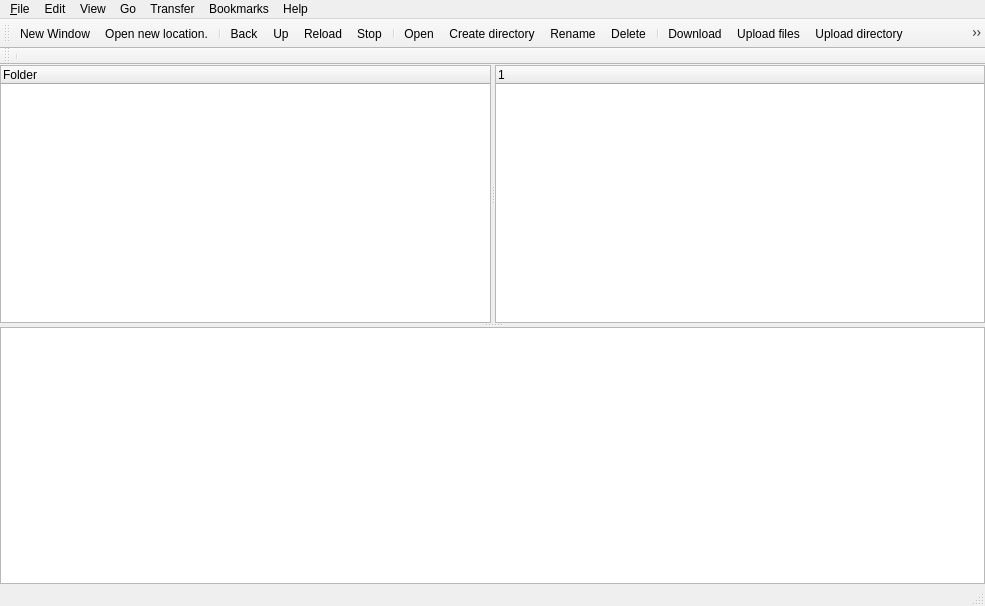
jonaslindemann/arc-gui-clients, file src/arcstorage-ui/arcstoragewindow.ui: the form before one commit.
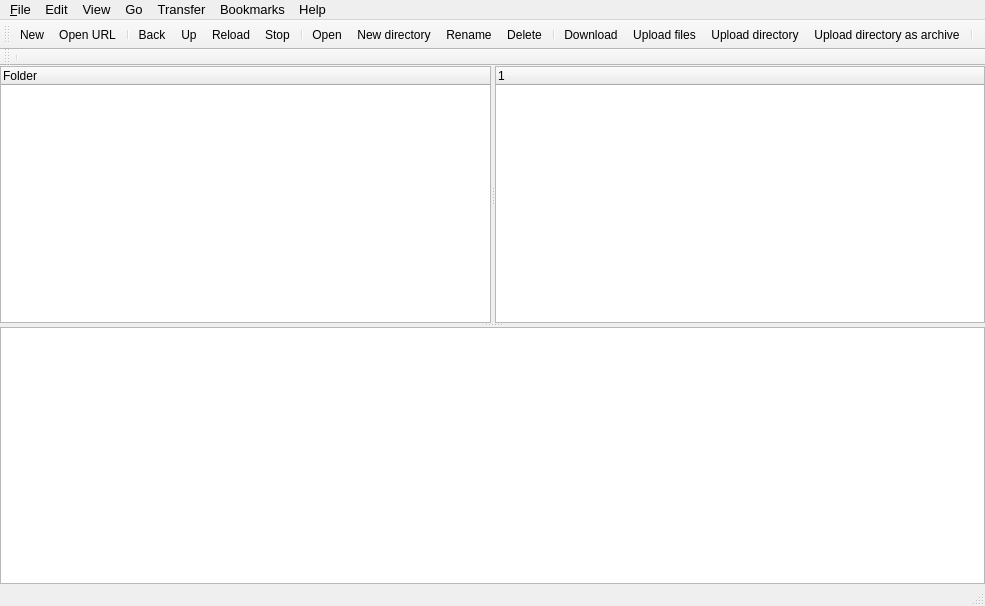
The form after the commit. Icons and pictures are not drawn. Custom widgets are drawn as their Qt base class.

Commit message: Fixed gsiftp support. UI-refresh. Renamed to SNIC Storage Explorer.

The edit to the form file:
```diff
--- a/src/arcstorage-ui/arcstoragewindow.ui
+++ b/src/arcstorage-ui/arcstoragewindow.ui
@@ -10,9 +10,18 @@
     <height>606</height>
    </rect>
   </property>
+  <property name="font">
+   <font>
+    <weight>50</weight>
+    <bold>false</bold>
+   </font>
+  </property>
   <property name="windowTitle">
    <string>Arc Storage Explorer</string>
   </property>
+  <property name="styleSheet">
+   <string notr="true">font-weight: 400</string>
+  </property>
   <widget class="QWidget" name="centralWidget">
    <property name="sizePolicy">
     <sizepolicy hsizetype="Preferred" vsizetype="Preferred">
@@ -88,6 +97,11 @@
           <height>16777215</height>
          </size>
         </property>
+        <property name="font">
+         <font>
+          <pointsize>10</pointsize>
+         </font>
+        </property>
         <property name="frameShape">
          <enum>QFrame::StyledPanel</enum>
         </property>
@@ -116,6 +130,11 @@
           <height>16777215</height>
          </size>
         </property>
+        <property name="font">
+         <font>
+          <pointsize>10</pointsize>
+         </font>
+        </property>
         <property name="frameShape">
          <enum>QFrame::StyledPanel</enum>
         </property>
@@ -186,9 +205,19 @@
      <x>0</x>
      <y>0</y>
      <width>985</width>
-     <height>26</height>
+     <height>22</height>
     </rect>
    </property>
+   <property name="font">
+    <font>
+     <pointsize>10</pointsize>
+     <weight>50</weight>
+     <bold>false</bold>
+    </font>
+   </property>
+   <property name="styleSheet">
+    <string notr="true"/>
+   </property>
    <widget class="QMenu" name="menu_File">
     <property name="title">
      <string>&amp;File</string>
@@ -266,8 +295,13 @@
      <verstretch>0</verstretch>
     </sizepolicy>
    </property>
+   <property name="font">
+    <font>
+     <pointsize>10</pointsize>
+    </font>
+   </property>
    <property name="toolButtonStyle">
-    <enum>Qt::ToolButtonIconOnly</enum>
+    <enum>Qt::ToolButtonTextUnderIcon</enum>
    </property>
    <attribute name="toolBarArea">
     <enum>TopToolBarArea</enum>
@@ -340,6 +374,11 @@
    <property name="text">
     <string>Reload</string>
    </property>
+   <property name="font">
+    <font>
+     <pointsize>9</pointsize>
+    </font>
+   </property>
    <property name="shortcut">
     <string>Ctrl+R</string>
    </property>
@@ -363,6 +402,11 @@
    <property name="text">
     <string>Back</string>
    </property>
+   <property name="font">
+    <font>
+     <pointsize>9</pointsize>
+    </font>
+   </property>
    <property name="shortcut">
     <string>Alt+Left</string>
    </property>
@@ -386,6 +430,11 @@
    <property name="text">
     <string>Up</string>
    </property>
+   <property name="font">
+    <font>
+     <pointsize>9</pointsize>
+    </font>
+   </property>
    <property name="shortcut">
     <string>Alt+Up</string>
    </property>
@@ -401,6 +450,11 @@
    <property name="text">
     <string>Stop</string>
    </property>
+   <property name="font">
+    <font>
+     <pointsize>9</pointsize>
+    </font>
+   </property>
    <property name="iconVisibleInMenu">
     <bool>true</bool>
    </property>
@@ -413,6 +467,11 @@
    <property name="text">
     <string>Delete</string>
    </property>
+   <property name="font">
+    <font>
+     <pointsize>9</pointsize>
+    </font>
+   </property>
    <property name="shortcut">
     <string>Del</string>
    </property>
@@ -426,11 +485,16 @@
      <normaloff>:/resources/icons/24px/Window-New.png</normaloff>:/resources/icons/24px/Window-New.png</iconset>
    </property>
    <property name="text">
-    <string>New Window</string>
+    <string>New</string>
    </property>
    <property name="toolTip">
     <string>Create a new file browser</string>
    </property>
+   <property name="font">
+    <font>
+     <pointsize>9</pointsize>
+    </font>
+   </property>
    <property name="shortcut">
     <string>Ctrl+N</string>
    </property>
@@ -480,7 +544,12 @@
      <normaloff>:/resources/icons/24px/Folder-New.png</normaloff>:/resources/icons/24px/Folder-New.png</iconset>
    </property>
    <property name="text">
-    <string>Create directory</string>
+    <string>New directory</string>
+   </property>
+   <property name="font">
+    <font>
+     <pointsize>9</pointsize>
+    </font>
    </property>
    <property name="iconVisibleInMenu">
     <bool>true</bool>
@@ -497,7 +566,12 @@
      <normaloff>:/resources/icons/24px/Network Sharing.png</normaloff>:/resources/icons/24px/Network Sharing.png</iconset>
    </property>
    <property name="text">
-    <string>Open new location....</string>
+    <string>Open URL</string>
+   </property>
+   <property name="font">
+    <font>
+     <pointsize>9</pointsize>
+    </font>
    </property>
    <property name="shortcut">
     <string>Ctrl+L</string>
@@ -573,6 +647,11 @@
    <property name="text">
     <string>Download</string>
    </property>
+   <property name="font">
+    <font>
+     <pointsize>9</pointsize>
+    </font>
+   </property>
    <property name="shortcut">
     <string>Ctrl+D</string>
    </property>
@@ -588,6 +667,11 @@
    <property name="text">
     <string>Upload files</string>
    </property>
+   <property name="font">
+    <font>
+     <pointsize>9</pointsize>
+    </font>
+   </property>
    <property name="shortcut">
     <string>Ctrl+U</string>
    </property>
@@ -603,6 +687,11 @@
    <property name="text">
     <string>Upload directory</string>
    </property>
+   <property name="font">
+    <font>
+     <pointsize>9</pointsize>
+    </font>
+   </property>
    <property name="iconVisibleInMenu">
     <bool>true</bool>
    </property>
@@ -615,6 +704,11 @@
    <property name="text">
     <string>Upload directory as archive </string>
    </property>
+   <property name="font">
+    <font>
+     <pointsize>9</pointsize>
+    </font>
+   </property>
    <property name="iconVisibleInMenu">
     <bool>true</bool>
    </property>
@@ -627,6 +721,11 @@
    <property name="text">
     <string>Rename</string>
    </property>
+   <property name="font">
+    <font>
+     <pointsize>9</pointsize>
+    </font>
+   </property>
    <property name="shortcut">
     <string>F2</string>
    </property>
@@ -642,6 +741,11 @@
    <property name="text">
     <string>Open</string>
    </property>
+   <property name="font">
+    <font>
+     <pointsize>9</pointsize>
+    </font>
+   </property>
    <property name="shortcut">
     <string>Ctrl+O</string>
    </property>
```
Left out of the diff: 17 changed lines with no effect on the pictures. The commit also changes 3 other files.
